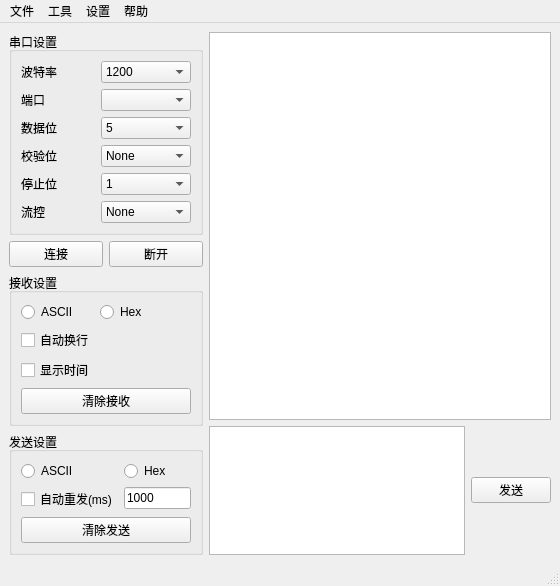
The window that mainwindow.ui (siyuhong/UHelper) describes before a commit, drawn with Qt 5.
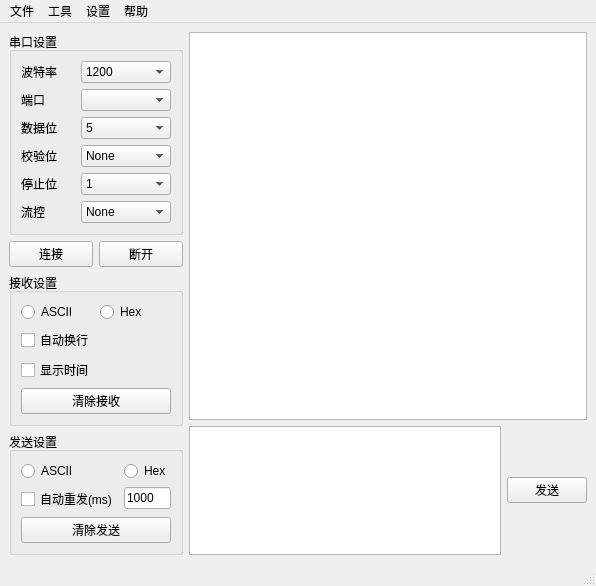
The same window after the commit. Icons and pictures are not drawn. Custom widgets are drawn as their Qt base class.

The edit to the form file:
```diff
--- a/mainwindow.ui
+++ b/mainwindow.ui
@@ -6,8 +6,8 @@
    <rect>
     <x>0</x>
     <y>0</y>
-    <width>560</width>
-    <height>522</height>
+    <width>596</width>
+    <height>561</height>
    </rect>
   </property>
   <property name="minimumSize">
@@ -36,9 +36,9 @@
      <height>0</height>
     </size>
    </property>
-   <layout class="QVBoxLayout" name="verticalLayout_2">
+   <layout class="QHBoxLayout" name="horizontalLayout">
     <item>
-     <layout class="QGridLayout" name="gridLayout_4" columnstretch="2,0">
+     <layout class="QGridLayout" name="gridLayout_4" columnstretch="1,4">
       <item row="0" column="0">
        <layout class="QVBoxLayout" name="verticalLayout">
         <item>
@@ -336,6 +336,19 @@
           </layout>
          </widget>
         </item>
+        <item>
+         <spacer name="verticalSpacer">
+          <property name="orientation">
+           <enum>Qt::Vertical</enum>
+          </property>
+          <property name="sizeHint" stdset="0">
+           <size>
+            <width>20</width>
+            <height>4</height>
+           </size>
+          </property>
+         </spacer>
+        </item>
        </layout>
       </item>
       <item row="0" column="1">
@@ -410,19 +423,6 @@
       </item>
      </layout>
     </item>
-    <item>
-     <spacer name="verticalSpacer">
-      <property name="orientation">
-       <enum>Qt::Vertical</enum>
-      </property>
-      <property name="sizeHint" stdset="0">
-       <size>
-        <width>20</width>
-        <height>4</height>
-       </size>
-      </property>
-     </spacer>
-    </item>
    </layout>
   </widget>
   <widget class="QStatusBar" name="statusBar"/>
@@ -431,8 +431,8 @@
     <rect>
      <x>0</x>
      <y>0</y>
-     <width>560</width>
-     <height>23</height>
+     <width>596</width>
+     <height>22</height>
     </rect>
    </property>
    <widget class="QMenu" name="menu_file">
```
Left out of the diff: 15 changed lines with no effect on the pictures.
